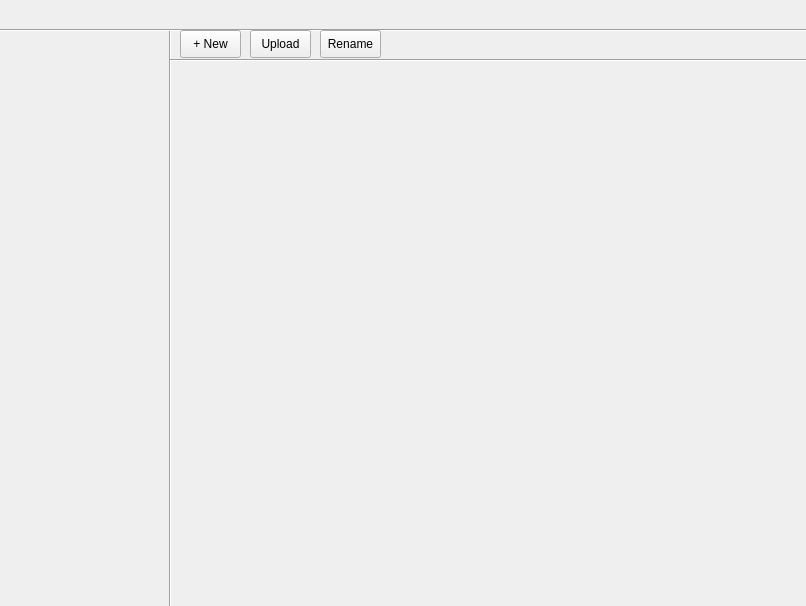
First picture: the form in Interface/Interface/App.ui, repository mariiastefan/OneDrive, before the edit.
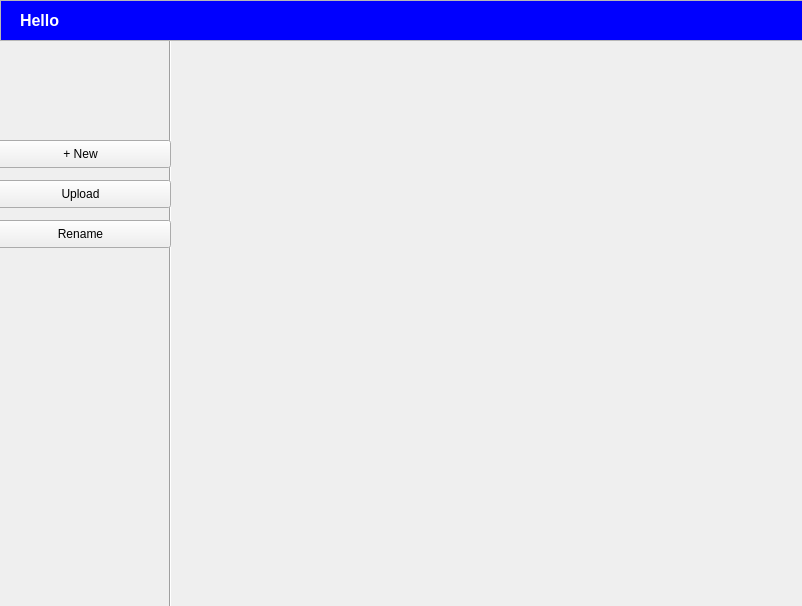
Second picture: the form after the edit.

Diff of the .ui file:
```diff
--- a/Interface/Interface/App.ui
+++ b/Interface/Interface/App.ui
@@ -6,7 +6,7 @@
    <rect>
     <x>0</x>
     <y>0</y>
-    <width>806</width>
+    <width>802</width>
     <height>606</height>
    </rect>
   </property>
@@ -39,19 +39,6 @@
     <enum>Qt::Vertical</enum>
    </property>
   </widget>
-  <widget class="Line" name="line_2">
-   <property name="geometry">
-    <rect>
-     <x>170</x>
-     <y>40</y>
-     <width>641</width>
-     <height>41</height>
-    </rect>
-   </property>
-   <property name="orientation">
-    <enum>Qt::Horizontal</enum>
-   </property>
-  </widget>
   <widget class="Line" name="line_3">
    <property name="geometry">
     <rect>
@@ -65,25 +52,12 @@
     <enum>Qt::Horizontal</enum>
    </property>
   </widget>
-  <widget class="QPushButton" name="pushButton">
-   <property name="geometry">
-    <rect>
-     <x>180</x>
-     <y>30</y>
-     <width>61</width>
-     <height>28</height>
-    </rect>
-   </property>
-   <property name="text">
-    <string>+ New</string>
-   </property>
-  </widget>
   <widget class="QPushButton" name="pushButton_2">
    <property name="geometry">
     <rect>
-     <x>250</x>
-     <y>30</y>
-     <width>61</width>
+     <x>-10</x>
+     <y>180</y>
+     <width>181</width>
      <height>28</height>
     </rect>
    </property>
@@ -94,9 +68,9 @@
   <widget class="QPushButton" name="pushButton_3">
    <property name="geometry">
     <rect>
-     <x>320</x>
-     <y>30</y>
-     <width>61</width>
+     <x>-10</x>
+     <y>220</y>
+     <width>181</width>
      <height>28</height>
     </rect>
    </property>
@@ -104,6 +78,207 @@
     <string>Rename</string>
    </property>
   </widget>
+  <widget class="QGraphicsView" name="MenuBox_2">
+   <property name="geometry">
+    <rect>
+     <x>0</x>
+     <y>0</y>
+     <width>831</width>
+     <height>41</height>
+    </rect>
+   </property>
+   <property name="palette">
+    <palette>
+     <active>
+      <colorrole role="Base">
+       <brush brushstyle="SolidPattern">
+        <color alpha="255">
+         <red>0</red>
+         <green>0</green>
+         <blue>255</blue>
+        </color>
+       </brush>
+      </colorrole>
+      <colorrole role="Highlight">
+       <brush brushstyle="SolidPattern">
+        <color alpha="255">
+         <red>0</red>
+         <green>0</green>
+         <blue>255</blue>
+        </color>
+       </brush>
+      </colorrole>
+     </active>
+     <inactive>
+      <colorrole role="Base">
+       <brush brushstyle="SolidPattern">
+        <color alpha="255">
+         <red>0</red>
+         <green>0</green>
+         <blue>255</blue>
+        </color>
+       </brush>
+      </colorrole>
+      <colorrole role="Highlight">
+       <brush brushstyle="SolidPattern">
+        <color alpha="255">
+         <red>0</red>
+         <green>0</green>
+         <blue>255</blue>
+        </color>
+       </brush>
+      </colorrole>
+     </inactive>
+     <disabled>
+      <colorrole role="Base">
+       <brush brushstyle="SolidPattern">
+        <color alpha="255">
+         <red>240</red>
+         <green>240</green>
+         <blue>240</blue>
+        </color>
+       </brush>
+      </colorrole>
+      <colorrole role="Highlight">
+       <brush brushstyle="SolidPattern">
+        <color alpha="255">
+         <red>0</red>
+         <green>120</green>
+         <blue>215</blue>
+        </color>
+       </brush>
+      </colorrole>
+     </disabled>
+    </palette>
+   </property>
+   <property name="autoFillBackground">
+    <bool>true</bool>
+   </property>
+  </widget>
+  <widget class="QPushButton" name="addNew">
+   <property name="geometry">
+    <rect>
+     <x>-10</x>
+     <y>140</y>
+     <width>181</width>
+     <height>28</height>
+    </rect>
+   </property>
+   <property name="text">
+    <string>+ New</string>
+   </property>
+  </widget>
+  <widget class="QLabel" name="label_2">
+   <property name="geometry">
+    <rect>
+     <x>20</x>
+     <y>10</y>
+     <width>51</width>
+     <height>21</height>
+    </rect>
+   </property>
+   <property name="palette">
+    <palette>
+     <active>
+      <colorrole role="WindowText">
+       <brush brushstyle="SolidPattern">
+        <color alpha="255">
+         <red>255</red>
+         <green>255</green>
+         <blue>255</blue>
+        </color>
+       </brush>
+      </colorrole>
+      <colorrole role="Text">
+       <brush brushstyle="SolidPattern">
+        <color alpha="255">
+         <red>255</red>
+         <green>255</green>
+         <blue>255</blue>
+        </color>
+       </brush>
+      </colorrole>
+      <colorrole role="PlaceholderText">
+       <brush brushstyle="SolidPattern">
+        <color alpha="128">
+         <red>255</red>
+         <green>255</green>
+         <blue>255</blue>
+        </color>
+       </brush>
+      </colorrole>
+     </active>
+     <inactive>
+      <colorrole role="WindowText">
+       <brush brushstyle="SolidPattern">
+        <color alpha="255">
+         <red>255</red>
+         <green>255</green>
+         <blue>255</blue>
+        </color>
+       </brush>
+      </colorrole>
+      <colorrole role="Text">
+       <brush brushstyle="SolidPattern">
+        <color alpha="255">
+         <red>255</red>
+         <green>255</green>
+         <blue>255</blue>
+        </color>
+       </brush>
+      </colorrole>
+      <colorrole role="PlaceholderText">
+       <brush brushstyle="SolidPattern">
+        <color alpha="128">
+         <red>255</red>
+         <green>255</green>
+         <blue>255</blue>
+        </color>
+       </brush>
+      </colorrole>
+     </inactive>
+     <disabled>
+      <colorrole role="WindowText">
+       <brush brushstyle="SolidPattern">
+        <color alpha="255">
+         <red>120</red>
+         <green>120</green>
+         <blue>120</blue>
+        </color>
+       </brush>
+      </colorrole>
+      <colorrole role="Text">
+       <brush brushstyle="SolidPattern">
+        <color alpha="255">
+         <red>120</red>
+         <green>120</green>
+         <blue>120</blue>
+        </color>
+       </brush>
+      </colorrole>
+      <colorrole role="PlaceholderText">
+       <brush brushstyle="SolidPattern">
+        <color alpha="128">
+         <red>0</red>
+         <green>0</green>
+         <blue>0</blue>
+        </color>
+       </brush>
+      </colorrole>
+     </disabled>
+    </palette>
+   </property>
+   <property name="font">
+    <font>
+     <pointsize>12</pointsize>
+     <weight>75</weight>
+     <bold>true</bold>
+    </font>
+   </property>
+   <property name="text">
+    <string>Hello</string>
+   </property>
+  </widget>
  </widget>
  <layoutdefault spacing="6" margin="11"/>
  <resources/>
```
